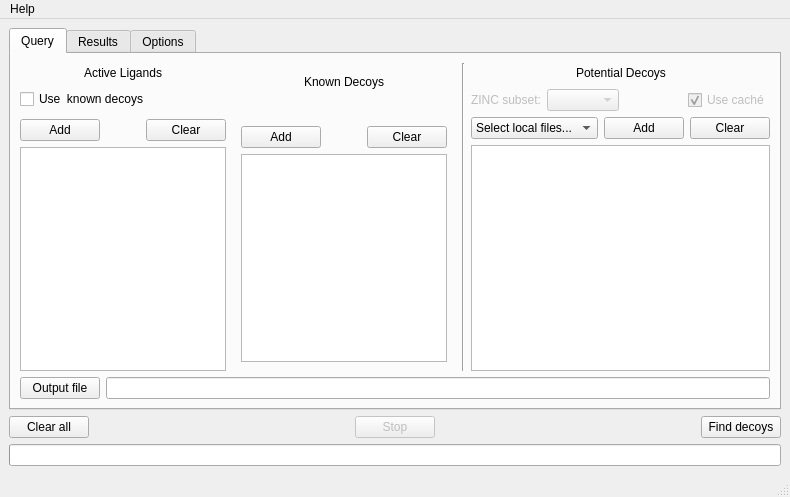
URV-cheminformatics/DecoyFinder, file MainWindow.ui: the form before one commit.
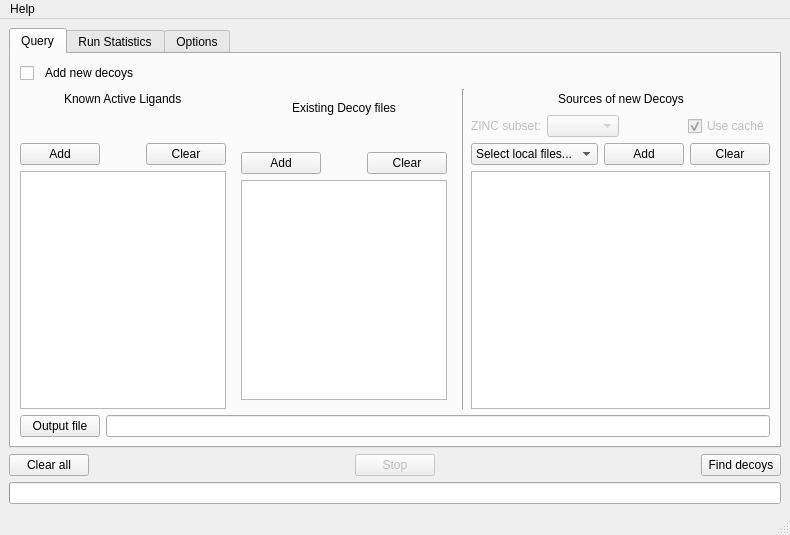
The form after the commit.

Commit message: canvis durant la reunió

```diff
--- a/MainWindow.ui
+++ b/MainWindow.ui
@@ -7,7 +7,7 @@
     <x>0</x>
     <y>0</y>
     <width>700</width>
-    <height>497</height>
+    <height>535</height>
    </rect>
   </property>
   <property name="windowTitle">
@@ -28,6 +28,16 @@
         <string>Query</string>
        </attribute>
        <layout class="QVBoxLayout" name="verticalLayout_5">
+        <item>
+         <widget class="QCheckBox" name="kdecoysCheckBox">
+          <property name="toolTip">
+           <string>Add new decoys to an existing decoy set</string>
+          </property>
+          <property name="text">
+           <string>  Add new decoys</string>
+          </property>
+         </widget>
+        </item>
         <item>
          <layout class="QHBoxLayout" name="horizontalLayout">
           <item>
@@ -50,7 +60,7 @@
               <item>
                <widget class="QLabel" name="label">
                 <property name="text">
-                 <string>Active Ligands</string>
+                 <string>Known Active Ligands</string>
                 </property>
                </widget>
               </item>
@@ -70,17 +80,13 @@
              </layout>
             </item>
             <item>
-             <layout class="QGridLayout" name="gridLayout_2">
+             <layout class="QVBoxLayout" name="verticalLayout_8">
+              <property name="topMargin">
+               <number>14</number>
+              </property>
               <property name="bottomMargin">
-               <number>4</number>
+               <number>14</number>
               </property>
-              <item row="0" column="0">
-               <widget class="QCheckBox" name="kdecoysCheckBox">
-                <property name="text">
-                 <string>Use  known decoys</string>
-                </property>
-               </widget>
-              </item>
              </layout>
             </item>
             <item>
@@ -162,7 +168,7 @@
                <item>
                 <widget class="QLabel" name="label_3">
                  <property name="text">
-                  <string>Known Decoys</string>
+                  <string>Existing Decoy files</string>
                  </property>
                 </widget>
                </item>
@@ -290,7 +296,7 @@
               <item>
                <widget class="QLabel" name="label_2">
                 <property name="text">
-                 <string>Potential Decoys</string>
+                 <string>Sources of new Decoys</string>
                 </property>
                </widget>
               </item>
@@ -444,7 +450,7 @@
       </widget>
       <widget class="QWidget" name="tab">
        <attribute name="title">
-        <string>Results</string>
+        <string>Run Statistics</string>
        </attribute>
        <layout class="QGridLayout" name="gridLayout">
         <item row="0" column="0">
```
Left out of the diff: 56 changed lines with no effect on the pictures. The commit also changes 2 other files.
